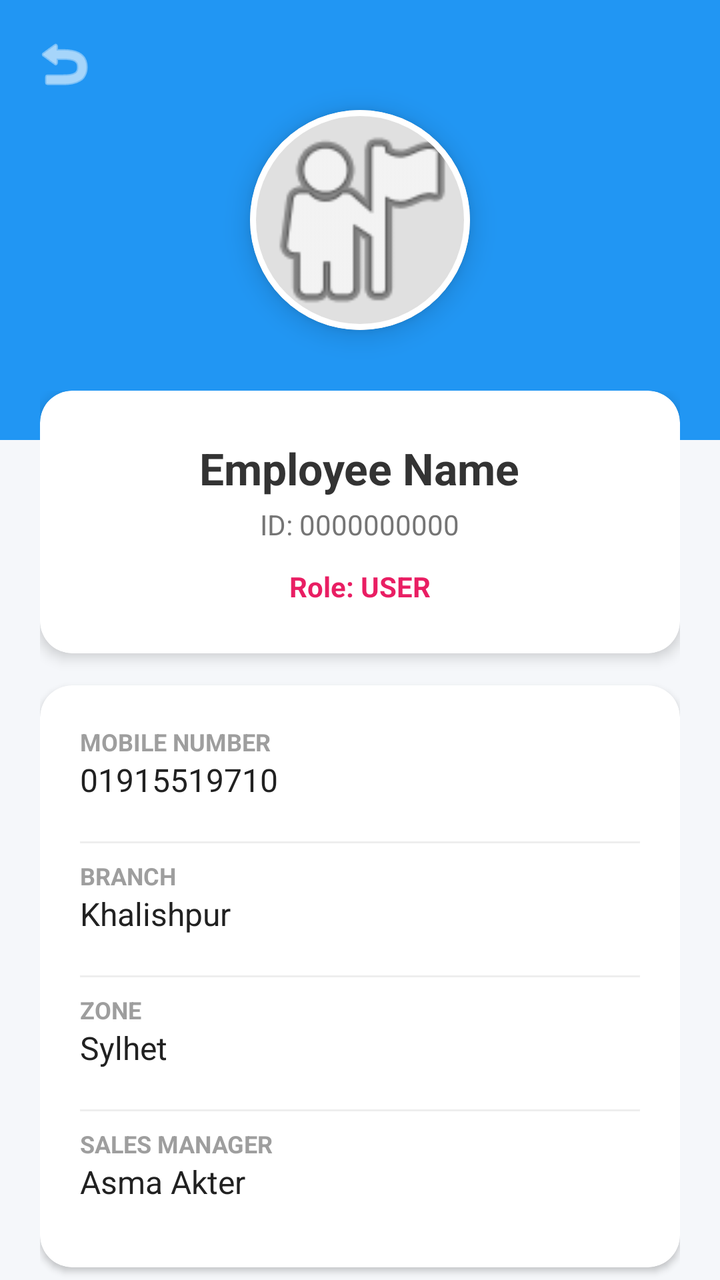
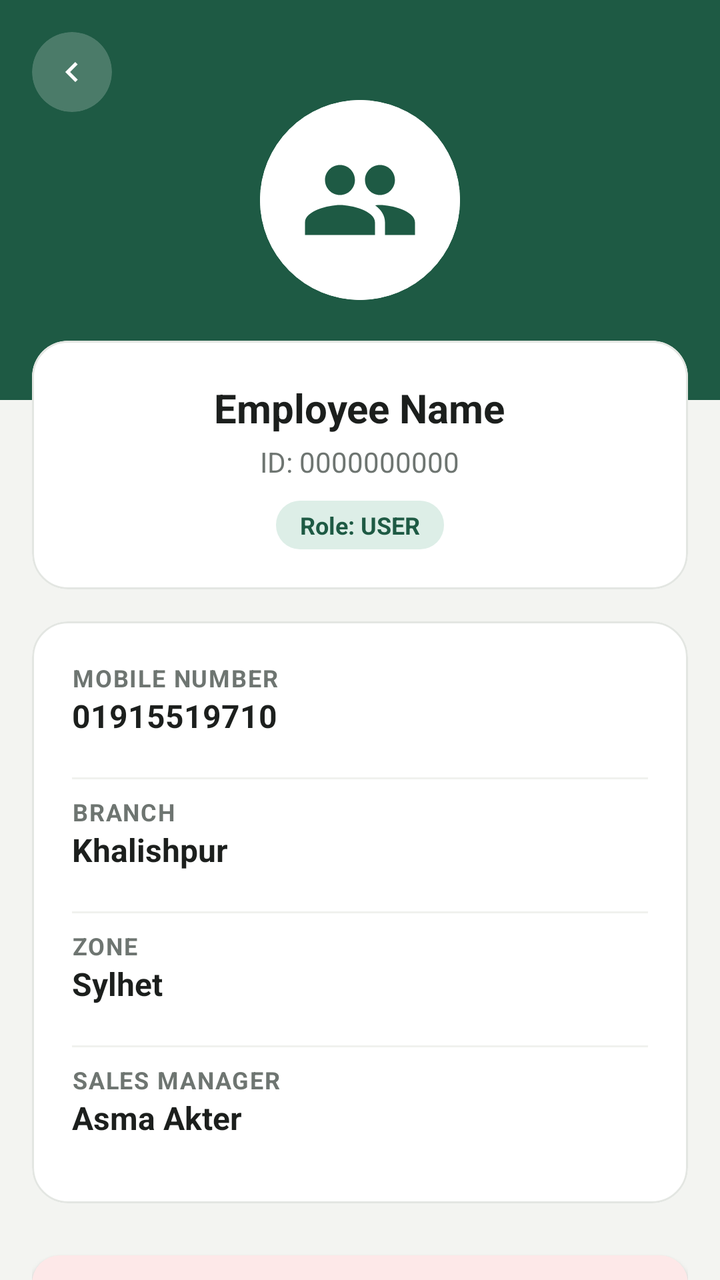

The first picture is an Android layout as it rendered before a commit; the second is the same layout after the commit. The layout source and the unified diff follow.
<!-- AndroidManifest.xml: application theme Theme.PerformanceTracker -->
<!-- res/layout/activity_profile.xml -->
<?xml version="1.0" encoding="utf-8"?>
<LinearLayout xmlns:android="http://schemas.android.com/apk/res/android"
    xmlns:app="http://schemas.android.com/apk/res-auto"
    android:layout_width="match_parent"
    android:layout_height="match_parent"
    android:background="#F5F7FA"
    android:orientation="vertical">

    <RelativeLayout
        android:layout_width="match_parent"
        android:layout_height="220dp"
        android:background="#2196F3"
        android:padding="16dp">

        <ImageView
            android:id="@+id/btnBack"
            android:layout_width="32dp"
            android:layout_height="32dp"
            android:src="@android:drawable/ic_menu_revert"
            app:tint="#FFFFFF" />

        <com.google.android.material.card.MaterialCardView
            android:layout_width="110dp"
            android:layout_height="110dp"
            android:layout_centerInParent="true"
            app:cardCornerRadius="55dp"
            app:cardElevation="8dp"
            app:strokeColor="#FFFFFF"
            app:strokeWidth="3dp">

            <ImageView
                android:layout_width="match_parent"
                android:layout_height="match_parent"
                android:background="#E0E0E0"
                android:scaleType="centerCrop"
                android:src="@android:drawable/ic_menu_myplaces" />
        </com.google.android.material.card.MaterialCardView>
    </RelativeLayout>

    <ScrollView
        android:layout_width="match_parent"
        android:layout_height="match_parent"
        android:layout_marginTop="-45dp"
        android:scrollbars="none">

        <LinearLayout
            android:layout_width="match_parent"
            android:layout_height="wrap_content"
            android:orientation="vertical"
            android:padding="20dp">

            <com.google.android.material.card.MaterialCardView
                android:layout_width="match_parent"
                android:layout_height="wrap_content"
                android:layout_marginBottom="16dp"
                app:cardCornerRadius="16dp"
                app:cardElevation="4dp">

                <LinearLayout
                    android:layout_width="match_parent"
                    android:layout_height="wrap_content"
                    android:gravity="center"
                    android:orientation="vertical"
                    android:padding="24dp">

                    <TextView
                        android:id="@+id/tvProfileName"
                        android:layout_width="wrap_content"
                        android:layout_height="wrap_content"
                        android:text="Employee Name"
                        android:textColor="#333333"
                        android:textSize="22sp"
                        android:textStyle="bold" />

                    <TextView
                        android:id="@+id/tvProfileId"
                        android:layout_width="wrap_content"
                        android:layout_height="wrap_content"
                        android:layout_marginTop="4dp"
                        android:text="ID: 0000000000"
                        android:textColor="#757575" />

                    <TextView
                        android:id="@+id/tvProfileRole"
                        android:layout_width="wrap_content"
                        android:layout_height="wrap_content"
                        android:layout_marginTop="12dp"
                        android:text="Role: USER"
                        android:textColor="#E91E63"
                        android:textStyle="bold" />
                </LinearLayout>
            </com.google.android.material.card.MaterialCardView>

            <com.google.android.material.card.MaterialCardView
                android:layout_width="match_parent"
                android:layout_height="wrap_content"
                android:layout_marginBottom="24dp"
                app:cardCornerRadius="16dp"
                app:cardElevation="2dp">

                <LinearLayout
                    android:layout_width="match_parent"
                    android:layout_height="wrap_content"
                    android:orientation="vertical"
                    android:padding="20dp">

                    <TextView style="@style/ProfileLabel" android:text="Mobile Number" />
                    <TextView android:id="@+id/tvProfileMobile" style="@style/ProfileValue" android:text="01915519710" />
                    <View style="@style/Divider" />

                    <TextView style="@style/ProfileLabel" android:text="Branch" />
                    <TextView android:id="@+id/tvProfileBranch" style="@style/ProfileValue" android:text="Khalishpur" />
                    <View style="@style/Divider" />

                    <TextView style="@style/ProfileLabel" android:text="Zone" />
                    <TextView android:id="@+id/tvProfileZone" style="@style/ProfileValue" android:text="Sylhet" />
                    <View style="@style/Divider" />

                    <TextView style="@style/ProfileLabel" android:text="Sales Manager" />
                    <TextView android:id="@+id/tvProfileManager" style="@style/ProfileValue" android:text="Asma Akter" />
                </LinearLayout>
            </com.google.android.material.card.MaterialCardView>

            <com.google.android.material.button.MaterialButton
                android:id="@+id/btnLogout"
                android:layout_width="match_parent"
                android:layout_height="55dp"
                android:backgroundTint="#795548"
                android:text="Logout Account"
                android:textColor="#FFFFFF"
                app:cornerRadius="10dp" />

        </LinearLayout>
    </ScrollView>
</LinearLayout>
<!-- resources referenced by this layout -->
<resources>
  <style name="Divider">
          <item name="android:layout_width">match_parent</item>
          <item name="android:layout_height">1dp</item>
          <item name="android:background">#EEEEEE</item>
          <item name="android:layout_marginVertical">8dp</item>
      </style>
  <style name="ProfileLabel">
          <item name="android:layout_width">wrap_content</item>
          <item name="android:layout_height">wrap_content</item>
          <item name="android:textSize">12sp</item>
          <item name="android:textColor">#9E9E9E</item>
          <item name="android:textAllCaps">true</item>
          <item name="android:textStyle">bold</item>
      </style>
  <style name="ProfileValue">
          <item name="android:layout_width">wrap_content</item>
          <item name="android:layout_height">wrap_content</item>
          <item name="android:textSize">16sp</item>
          <item name="android:textColor">#212121</item>
          <item name="android:layout_marginBottom">12dp</item>
      </style>
  <style name="Theme.PerformanceTracker" parent="Theme.MaterialComponents.DayNight.NoActionBar">
          <item name="colorPrimary">#2196F3</item>
          <item name="colorPrimaryVariant">#1976D2</item>
          <item name="colorOnPrimary">#FFFFFF</item>
          <item name="android:statusBarColor">#1976D2</item>
      </style>
</resources>

<!-- the commit's change to res/layout/activity_profile.xml (unified diff, before → after) -->
@@ -3,73 +3,93 @@
     xmlns:app="http://schemas.android.com/apk/res-auto"
     android:layout_width="match_parent"
     android:layout_height="match_parent"
-    android:background="#F5F7FA"
+    android:background="@color/background"
     android:orientation="vertical">
 
     <RelativeLayout
         android:layout_width="match_parent"
-        android:layout_height="220dp"
-        android:background="#2196F3"
+        android:layout_height="200dp"
+        android:background="@color/primary"
         android:padding="16dp">
 
-        <ImageView
-            android:id="@+id/btnBack"
-            android:layout_width="32dp"
-            android:layout_height="32dp"
-            android:src="@android:drawable/ic_menu_revert"
-            app:tint="#FFFFFF" />
+        <com.google.android.material.card.MaterialCardView
+             android:layout_height="40dp"
+             android:layout_width="40dp"
+             app:cardCornerRadius="20dp"
+             app:cardElevation="0dp"
+             app:strokeWidth="0dp"
+             app:cardBackgroundColor="#33FFFFFF"
+             android:clickable="true"
+             android:focusable="true"
+             android:id="@+id/btnBack">
+
+            <ImageView
+                 android:layout_height="20dp"
+                 android:layout_width="20dp"
+                 android:layout_gravity="center"
+                 android:src="@drawable/ic_chevron_right"
+                 android:rotation="180"
+                 app:tint="#FFFFFF" />
+
+        </com.google.android.material.card.MaterialCardView>
 
         <com.google.android.material.card.MaterialCardView
-            android:layout_width="110dp"
-            android:layout_height="110dp"
+            android:layout_width="100dp"
+            android:layout_height="100dp"
             android:layout_centerInParent="true"
-            app:cardCornerRadius="55dp"
-            app:cardElevation="8dp"
+            app:cardCornerRadius="50dp"
+            app:cardElevation="0dp"
             app:strokeColor="#FFFFFF"
             app:strokeWidth="3dp">
 
             <ImageView
                 android:layout_width="match_parent"
                 android:layout_height="match_parent"
-                android:background="#E0E0E0"
+                android:background="@color/surface_card"
                 android:scaleType="centerCrop"
-                android:src="@android:drawable/ic_menu_myplaces" />
+                android:src="@drawable/ic_officers"
+                app:tint="@color/primary"
+                android:padding="20dp" />
         </com.google.android.material.card.MaterialCardView>
     </RelativeLayout>
 
     <ScrollView
         android:layout_width="match_parent"
         android:layout_height="match_parent"
-        android:layout_marginTop="-45dp"
+        android:layout_marginTop="-30dp"
         android:scrollbars="none">
 
         <LinearLayout
             android:layout_width="match_parent"
             android:layout_height="wrap_content"
             android:orientation="vertical"
-            android:padding="20dp">
+            android:paddingHorizontal="16dp"
+            android:paddingBottom="24dp">
 
             <com.google.android.material.card.MaterialCardView
                 android:layout_width="match_parent"
                 android:layout_height="wrap_content"
                 android:layout_marginBottom="16dp"
-                app:cardCornerRadius="16dp"
-                app:cardElevation="4dp">
+                app:strokeColor="@color/card_stroke"
+                app:strokeWidth="1dp"
+                app:cardBackgroundColor="@color/surface_card"
+                app:cardCornerRadius="18dp"
+                app:cardElevation="0dp">
 
                 <LinearLayout
                     android:layout_width="match_parent"
                     android:layout_height="wrap_content"
                     android:gravity="center"
                     android:orientation="vertical"
-                    android:padding="24dp">
+                    android:padding="20dp">
 
                     <TextView
                         android:id="@+id/tvProfileName"
                         android:layout_width="wrap_content"
                         android:layout_height="wrap_content"
                         android:text="Employee Name"
-                        android:textColor="#333333"
-                        android:textSize="22sp"
+                        android:textColor="@color/text_primary"
+                        android:textSize="20sp"
                         android:textStyle="bold" />
 
                     <TextView
@@ -78,15 +98,19 @@
                         android:layout_height="wrap_content"
                         android:layout_marginTop="4dp"
                         android:text="ID: 0000000000"
-                        android:textColor="#757575" />
+                        android:textColor="@color/text_secondary" />
 
                     <TextView
                         android:id="@+id/tvProfileRole"
                         android:layout_width="wrap_content"
                         android:layout_height="wrap_content"
-                        android:layout_marginTop="12dp"
+                        android:layout_marginTop="10dp"
                         android:text="Role: USER"
-                        android:textColor="#E91E63"
+                        android:background="@drawable/bg_badge_green"
+                        android:textColor="@color/badge_green_icon"
+                        android:paddingHorizontal="12dp"
+                        android:paddingVertical="4dp"
+                        android:textSize="12sp"
                         android:textStyle="bold" />
                 </LinearLayout>
             </com.google.android.material.card.MaterialCardView>
@@ -94,9 +118,12 @@
             <com.google.android.material.card.MaterialCardView
                 android:layout_width="match_parent"
                 android:layout_height="wrap_content"
-                android:layout_marginBottom="24dp"
-                app:cardCornerRadius="16dp"
-                app:cardElevation="2dp">
+                android:layout_marginBottom="20dp"
+                app:strokeColor="@color/card_stroke"
+                app:strokeWidth="1dp"
+                app:cardBackgroundColor="@color/surface_card"
+                app:cardCornerRadius="18dp"
+                app:cardElevation="0dp">
 
                 <LinearLayout
                     android:layout_width="match_parent"
@@ -124,11 +151,13 @@
             <com.google.android.material.button.MaterialButton
                 android:id="@+id/btnLogout"
                 android:layout_width="match_parent"
-                android:layout_height="55dp"
-                android:backgroundTint="#795548"
+                android:layout_height="52dp"
+                app:backgroundTint="@color/badge_red_bg"
                 android:text="Logout Account"
-                android:textColor="#FFFFFF"
-                app:cornerRadius="10dp" />
+                android:textColor="@color/badge_red_icon"
+                app:elevation="0dp"
+                app:cornerRadius="14dp"
+                android:textStyle="bold" />
 
         </LinearLayout>
     </ScrollView>
<!-- resource entries referenced after the edit -->
@@ -1,31 +1,99 @@
 <!-- resources referenced by this layout -->
 <resources>
+  <color name="background">#F3F4F1</color>
+  <color name="badge_green_icon">#1E5A44</color>
+  <color name="badge_red_bg">#FDE8E8</color>
+  <color name="badge_red_icon">#D32F2F</color>
+  <color name="card_stroke">#E3E6E2</color>
+  <color name="primary">#1E5A44</color>
+  <color name="surface_card">#FFFFFF</color>
+  <color name="text_primary">#1C1F1D</color>
+  <color name="text_secondary">#6E7571</color>
+  <!-- drawable bg_badge_green (drawable) -->
+  <?xml version="1.0" encoding="utf-8"?>
+  <shape xmlns:android="http://schemas.android.com/apk/res/android">
+      <solid android:color="@color/badge_green_bg" />
+      <corners android:radius="12dp" />
+  </shape>
+  <!-- drawable ic_chevron_right (drawable) -->
+  <vector xmlns:android="http://schemas.android.com/apk/res/android"
+      android:width="20dp"
+      android:height="20dp"
+      android:viewportWidth="24"
+      android:viewportHeight="24">
+    <path
+        android:fillColor="@color/chevron_color"
+        android:pathData="M10,6L8.59,7.41L13.17,12l-4.58,4.59L10,18l6,-6z"/>
+  </vector>
+  <!-- drawable ic_officers (drawable) -->
+  <vector xmlns:android="http://schemas.android.com/apk/res/android"
+      android:width="22dp"
+      android:height="22dp"
+      android:viewportWidth="24"
+      android:viewportHeight="24">
+    <path
+        android:fillColor="@color/badge_blue_icon"
+        android:pathData="M16,11c1.66,0 2.99,-1.34 2.99,-3S17.66,5 16,5c-1.66,0 -3,1.34 -3,3s1.34,3 3,3zM8,11c1.66,0 2.99,-1.34 2.99,-3S9.66,5 8,5C6.34,5 5,6.34 5,8s1.34,3 3,3zM8,13c-2.33,0 -7,1.17 -7,3.5V19h14v-2.5c0,-2.33 -4.67,-3.5 -7,-3.5zM16,13c-0.29,0 -0.62,0.02 -0.97,0.05 1.16,0.84 1.97,1.97 1.97,3.45V19h6v-2.5c0,-2.33 -4.67,-3.5 -7,-3.5z"/>
+  </vector>
   <style name="Divider">
           <item name="android:layout_width">match_parent</item>
           <item name="android:layout_height">1dp</item>
-          <item name="android:background">#EEEEEE</item>
+          <item name="android:background">@color/divider_color</item>
           <item name="android:layout_marginVertical">8dp</item>
       </style>
   <style name="ProfileLabel">
           <item name="android:layout_width">wrap_content</item>
           <item name="android:layout_height">wrap_content</item>
           <item name="android:textSize">12sp</item>
-          <item name="android:textColor">#9E9E9E</item>
+          <item name="android:textColor">@color/text_secondary</item>
           <item name="android:textAllCaps">true</item>
           <item name="android:textStyle">bold</item>
+          <item name="android:letterSpacing">0.05</item>
       </style>
   <style name="ProfileValue">
           <item name="android:layout_width">wrap_content</item>
           <item name="android:layout_height">wrap_content</item>
           <item name="android:textSize">16sp</item>
-          <item name="android:textColor">#212121</item>
+          <item name="android:textColor">@color/text_primary</item>
           <item name="android:layout_marginBottom">12dp</item>
+          <item name="android:textStyle">bold</item>
       </style>
-  <style name="Theme.PerformanceTracker" parent="Theme.MaterialComponents.DayNight.NoActionBar">
-          <item name="colorPrimary">#2196F3</item>
-          <item name="colorPrimaryVariant">#1976D2</item>
-          <item name="colorOnPrimary">#FFFFFF</item>
-          <item name="android:statusBarColor">#1976D2</item>
+  <style name="Theme.PerformanceTracker" parent="Theme.MaterialComponents.Light.NoActionBar">
+          <item name="colorPrimary">@color/primary</item>
+          <item name="colorPrimaryVariant">@color/primary_dark</item>
+          <item name="colorOnPrimary">@color/white</item>
+          <item name="android:statusBarColor">@color/background</item>
+          <item name="android:windowLightStatusBar">true</item>
+          <item name="android:windowBackground">@color/background</item>
+          <item name="colorSecondary">@color/secondary</item>
+          <item name="colorSurface">@color/surface</item>
+          <item name="colorOnSurface">@color/text_primary</item>
+          <item name="colorControlNormal">@color/input_stroke_unfocused</item>
+          <item name="colorControlActivated">@color/primary</item>
+          <item name="android:textColorHint">@color/text_secondary</item>
+          <item name="textInputStyle">@style/CustomOutlinedBox</item>
       </style>
+  <color name="badge_green_bg">#DDEEE7</color>
+  <color name="chevron_color">#9CA29E</color>
+  <color name="badge_blue_icon">#2A5A9A</color>
+  <color name="divider_color">#F0F1EE</color>
+  <color name="primary_dark">#154333</color>
+  <color name="white">#FFFFFF</color>
+  <color name="secondary">#256650</color>
+  <color name="surface">#FFFFFF</color>
+  <color name="input_stroke_unfocused">#B4BEB8</color>
+  <style name="CustomOutlinedBox" parent="Widget.MaterialComponents.TextInputLayout.OutlinedBox">
+          <item name="boxStrokeColor">@color/box_stroke_selector</item>
+          <item name="boxStrokeWidth">1.5dp</item>
+          <item name="boxStrokeWidthFocused">2dp</item>
+          <item name="boxBackgroundColor">@color/input_background</item>
+          <item name="hintTextColor">@color/primary</item>
+          <item name="android:textColorHint">@color/text_secondary</item>
+          <item name="boxCornerRadiusTopStart">12dp</item>
+          <item name="boxCornerRadiusTopEnd">12dp</item>
+          <item name="boxCornerRadiusBottomStart">12dp</item>
+          <item name="boxCornerRadiusBottomEnd">12dp</item>
+      </style>
+  <color name="input_background">#F7FAF8</color>
 </resources>
 
